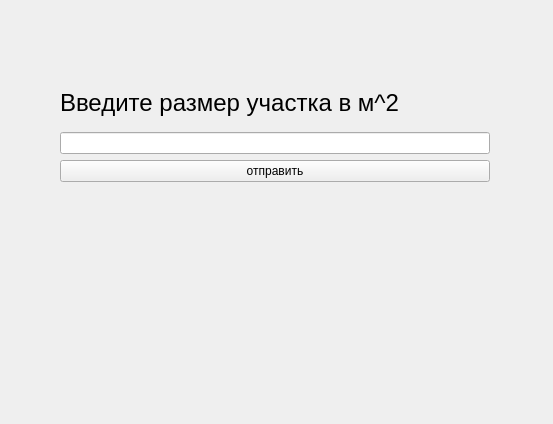
Above: src/area_size.ui from stpavlenko/CourseOP before the change. Below: the same form after it.
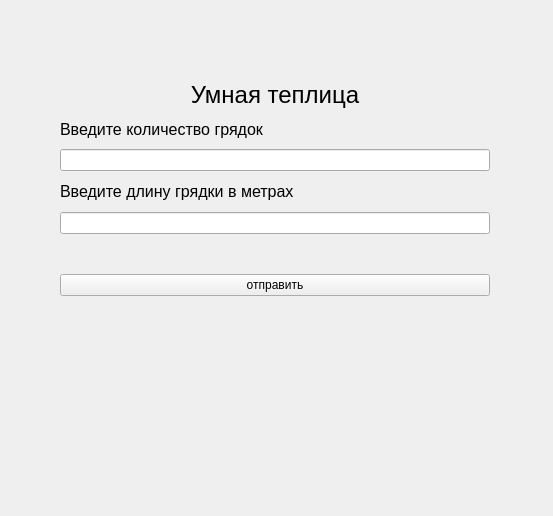
That is the form after the change.

Diff of the .ui file:
```diff
--- a/src/area_size.ui
+++ b/src/area_size.ui
@@ -7,7 +7,7 @@
     <x>0</x>
     <y>0</y>
     <width>553</width>
-    <height>424</height>
+    <height>516</height>
    </rect>
   </property>
   <property name="windowTitle">
@@ -19,28 +19,72 @@
      <x>60</x>
      <y>80</y>
      <width>430</width>
-     <height>102</height>
+     <height>216</height>
     </rect>
    </property>
    <layout class="QVBoxLayout" name="verticalLayout">
     <item>
-     <widget class="QLabel" name="label">
+     <widget class="QLabel" name="label_3">
       <property name="font">
        <font>
         <pointsize>18</pointsize>
+        <stylestrategy>PreferAntialias</stylestrategy>
+       </font>
+      </property>
+      <property name="layoutDirection">
+       <enum>Qt::LeftToRight</enum>
+      </property>
+      <property name="text">
+       <string>Умная теплица</string>
+      </property>
+      <property name="alignment">
+       <set>Qt::AlignCenter</set>
+      </property>
+     </widget>
+    </item>
+    <item>
+     <widget class="QLabel" name="label">
+      <property name="font">
+       <font>
+        <pointsize>12</pointsize>
        </font>
       </property>
       <property name="layoutDirection">
        <enum>Qt::RightToLeft</enum>
       </property>
       <property name="text">
-       <string>Введите размер участка в м^2</string>
+       <string>Введите количество грядок</string>
       </property>
      </widget>
     </item>
     <item>
      <widget class="QLineEdit" name="input"/>
     </item>
+    <item>
+     <widget class="QLabel" name="label_2">
+      <property name="font">
+       <font>
+        <pointsize>12</pointsize>
+       </font>
+      </property>
+      <property name="layoutDirection">
+       <enum>Qt::RightToLeft</enum>
+      </property>
+      <property name="text">
+       <string>Введите длину грядки в метрах</string>
+      </property>
+     </widget>
+    </item>
+    <item>
+     <widget class="QLineEdit" name="input_2"/>
+    </item>
+    <item>
+     <widget class="QLabel" name="status">
+      <property name="text">
+       <string/>
+      </property>
+     </widget>
+    </item>
     <item>
      <widget class="QPushButton" name="send">
       <property name="text">
@@ -50,19 +94,6 @@
     </item>
    </layout>
   </widget>
-  <widget class="QLabel" name="status">
-   <property name="geometry">
-    <rect>
-     <x>60</x>
-     <y>200</y>
-     <width>431</width>
-     <height>20</height>
-    </rect>
-   </property>
-   <property name="text">
-    <string/>
-   </property>
-  </widget>
  </widget>
  <resources/>
  <connections/>
```
